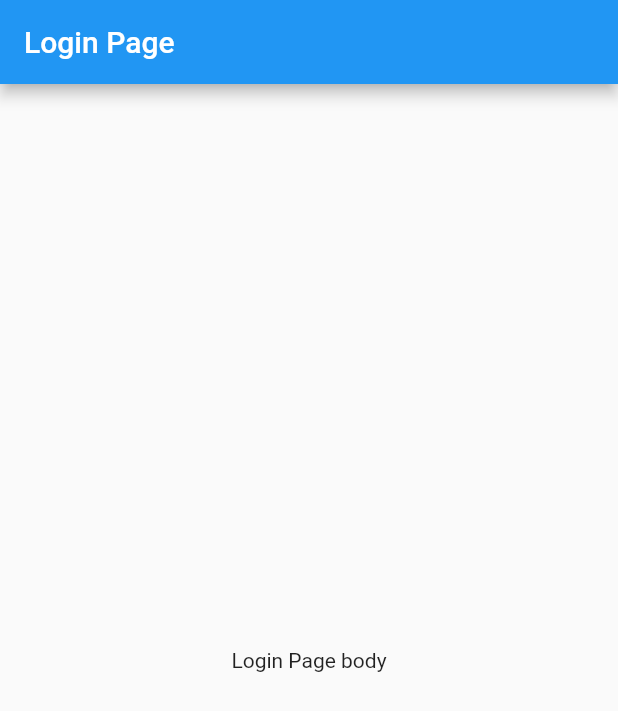
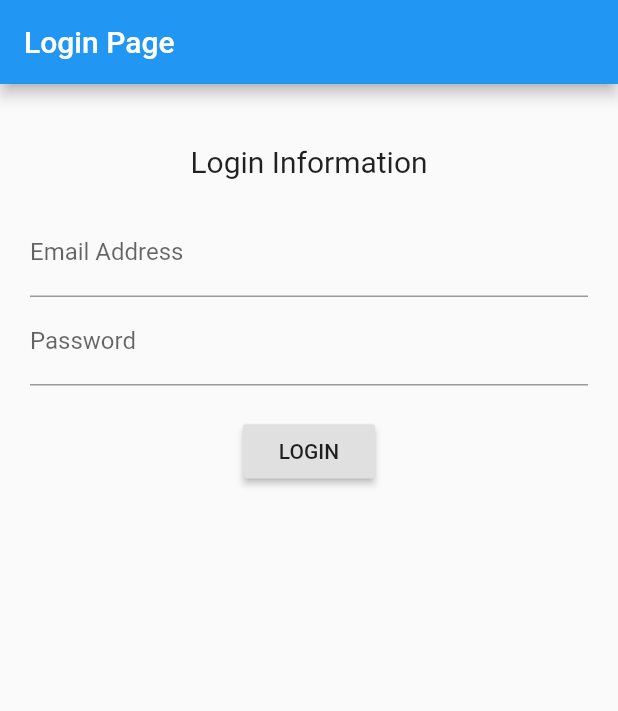
Before and after one commit to vetkolisanket/FlutterFirebaseLogin, a Flutter app: the screen it shows after launch, on a phone screen of 412 x 824 dp. Shown: the top 711 px of the screen. Run offline on Flutter 3.47's test engine with Material 2 defaults, Android fonts, the phone set to English and light mode, and no system bars.

Commit message:
Added basic login ui

```diff
--- a/lib/login_page.dart
+++ b/lib/login_page.dart
@@ -13,9 +13,29 @@ class _LoginPageState extends State<LoginPage> {
       appBar: AppBar(
         title: Text("Login Page"),
       ),
-      body: Center(
-        child: Text("Login Page body"),
-      ),
+      body: Container(
+        padding: EdgeInsets.all(20.0),
+        child: Column(
+          children: <Widget>[
+            SizedBox(height: 20),
+            Text(
+              'Login Information',
+              style: TextStyle(fontSize: 20),
+            ),
+            SizedBox(height: 20),
+            TextFormField(
+              keyboardType: TextInputType.emailAddress,
+              decoration: InputDecoration(labelText: "Email Address"),
+            ),
+            TextFormField(
+              obscureText: true,
+              decoration: InputDecoration(labelText: "Password"),
+            ),
+            SizedBox(height: 20),
+            RaisedButton(child: Text("LOGIN"), onPressed: () {}),
+          ],
+        ),
+      )
     );
   }
 
```
